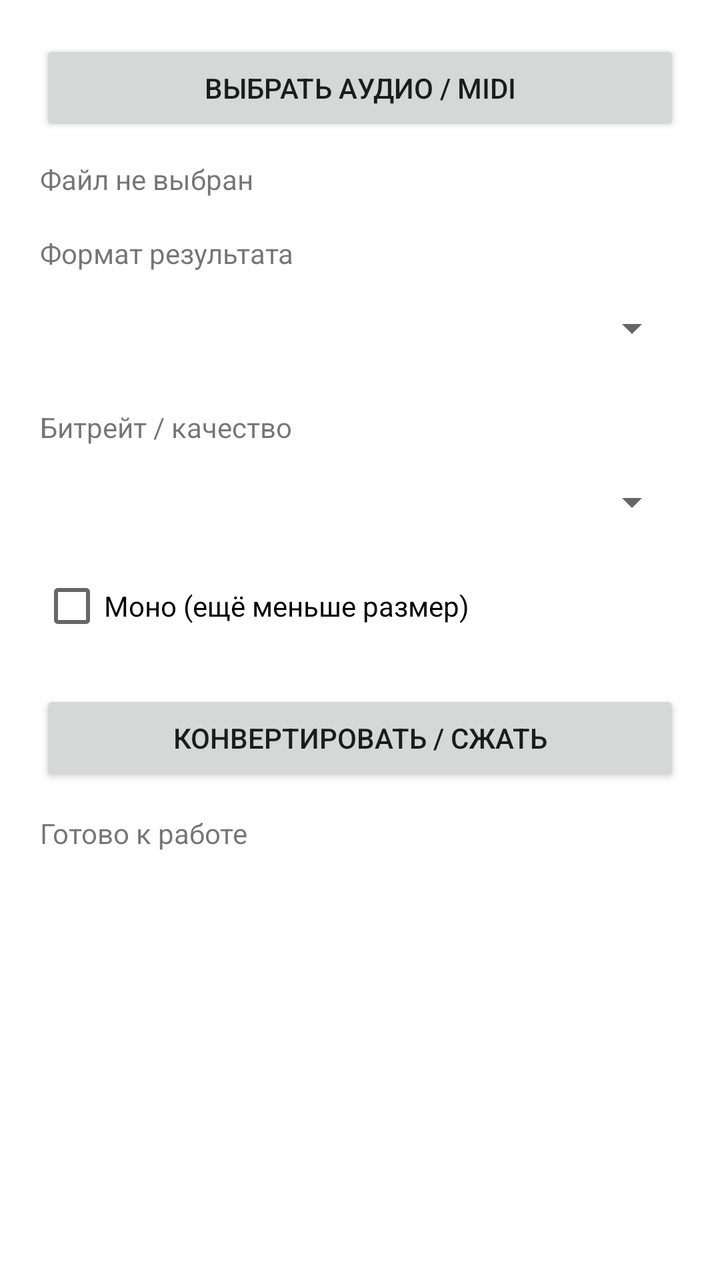
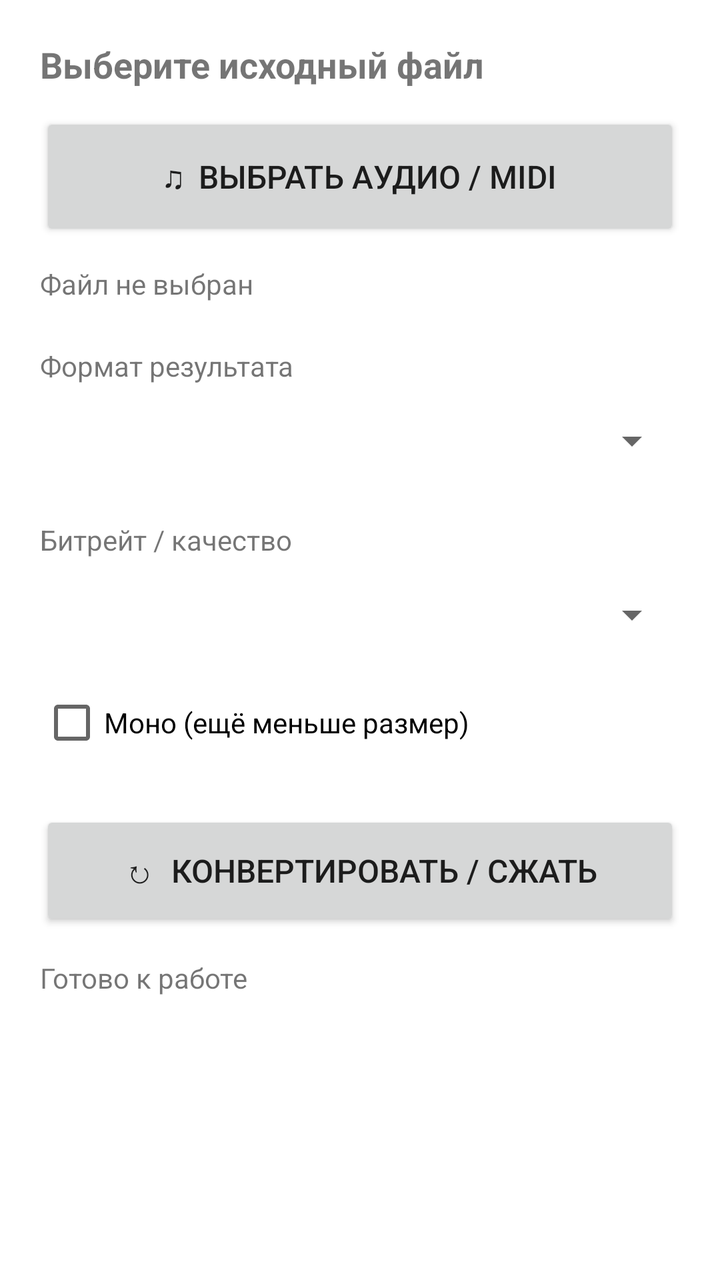

Before-and-after screenshots of an Android layout around one commit, followed by the original layout XML and the change that was made.
<!-- AndroidManifest.xml: application theme Theme.AudioConverter -->
<!-- res/layout/activity_main.xml -->
<?xml version="1.0" encoding="utf-8"?>
<ScrollView xmlns:android="http://schemas.android.com/apk/res/android" android:layout_width="match_parent" android:layout_height="match_parent"><LinearLayout android:orientation="vertical" android:padding="20dp" android:layout_width="match_parent" android:layout_height="wrap_content"><Button android:id="@+id/pickButton" android:text="Выбрать аудио / MIDI" android:layout_width="match_parent" android:layout_height="wrap_content"/><TextView android:id="@+id/fileText" android:text="Файл не выбран" android:paddingTop="12dp" android:layout_width="match_parent" android:layout_height="wrap_content"/><TextView android:text="Формат результата" android:paddingTop="18dp" android:layout_width="wrap_content" android:layout_height="wrap_content"/><Spinner android:id="@+id/formatSpinner" android:layout_width="match_parent" android:layout_height="56dp"/><TextView android:text="Битрейт / качество" android:paddingTop="12dp" android:layout_width="wrap_content" android:layout_height="wrap_content"/><Spinner android:id="@+id/bitrateSpinner" android:layout_width="match_parent" android:layout_height="56dp"/><CheckBox android:id="@+id/monoCheck" android:text="Моно (ещё меньше размер)" android:layout_width="wrap_content" android:layout_height="wrap_content"/><Button android:id="@+id/convertButton" android:text="Конвертировать / сжать" android:layout_marginTop="18dp" android:layout_width="match_parent" android:layout_height="wrap_content"/><ProgressBar android:id="@+id/progress" android:visibility="gone" android:layout_gravity="center" android:layout_marginTop="16dp" android:layout_width="wrap_content" android:layout_height="wrap_content"/><TextView android:id="@+id/statusText" android:text="Готово к работе" android:paddingTop="14dp" android:layout_width="match_parent" android:layout_height="wrap_content"/></LinearLayout></ScrollView>
<!-- resources referenced by this layout -->
<resources>
  <style name="Theme.AudioConverter" parent="Theme.MaterialComponents.DayNight.DarkActionBar"><item name="colorPrimary">#6750A4</item><item name="colorPrimaryVariant">#6750A4</item><item name="colorOnPrimary">#FFFFFF</item></style>
</resources>

<!-- the commit's change to res/layout/activity_main.xml (unified diff, before → after) -->
@@ -1,2 +1,2 @@
 <?xml version="1.0" encoding="utf-8"?>
-<ScrollView xmlns:android="http://schemas.android.com/apk/res/android" android:layout_width="match_parent" android:layout_height="match_parent"><LinearLayout android:orientation="vertical" android:padding="20dp" android:layout_width="match_parent" android:layout_height="wrap_content"><Button android:id="@+id/pickButton" android:text="Выбрать аудио / MIDI" android:layout_width="match_parent" android:layout_height="wrap_content"/><TextView android:id="@+id/fileText" android:text="Файл не выбран" android:paddingTop="12dp" android:layout_width="match_parent" android:layout_height="wrap_content"/><TextView android:text="Формат результата" android:paddingTop="18dp" android:layout_width="wrap_content" android:layout_height="wrap_content"/><Spinner android:id="@+id/formatSpinner" android:layout_width="match_parent" android:layout_height="56dp"/><TextView android:text="Битрейт / качество" android:paddingTop="12dp" android:layout_width="wrap_content" android:layout_height="wrap_content"/><Spinner android:id="@+id/bitrateSpinner" android:layout_width="match_parent" android:layout_height="56dp"/><CheckBox android:id="@+id/monoCheck" android:text="Моно (ещё меньше размер)" android:layout_width="wrap_content" android:layout_height="wrap_content"/><Button android:id="@+id/convertButton" android:text="Конвертировать / сжать" android:layout_marginTop="18dp" android:layout_width="match_parent" android:layout_height="wrap_content"/><ProgressBar android:id="@+id/progress" android:visibility="gone" android:layout_gravity="center" android:layout_marginTop="16dp" android:layout_width="wrap_content" android:layout_height="wrap_content"/><TextView android:id="@+id/statusText" android:text="Готово к работе" android:paddingTop="14dp" android:layout_width="match_parent" android:layout_height="wrap_content"/></LinearLayout></ScrollView>
+<ScrollView xmlns:android="http://schemas.android.com/apk/res/android" android:layout_width="match_parent" android:layout_height="match_parent" android:fitsSystemWindows="true"><LinearLayout android:orientation="vertical" android:padding="20dp" android:layout_width="match_parent" android:layout_height="wrap_content"><TextView android:text="Выберите исходный файл" android:textStyle="bold" android:textSize="18sp" android:layout_width="wrap_content" android:layout_height="wrap_content"/><Button android:id="@+id/pickButton" android:text="♫  ВЫБРАТЬ АУДИО / MIDI" android:textSize="16sp" android:minHeight="64dp" android:layout_marginTop="12dp" android:layout_width="match_parent" android:layout_height="wrap_content"/><TextView android:id="@+id/fileText" android:text="Файл не выбран" android:paddingTop="12dp" android:paddingBottom="10dp" android:layout_width="match_parent" android:layout_height="wrap_content"/><TextView android:text="Формат результата" android:paddingTop="12dp" android:layout_width="wrap_content" android:layout_height="wrap_content"/><Spinner android:id="@+id/formatSpinner" android:layout_width="match_parent" android:layout_height="56dp"/><TextView android:text="Битрейт / качество" android:paddingTop="12dp" android:layout_width="wrap_content" android:layout_height="wrap_content"/><Spinner android:id="@+id/bitrateSpinner" android:layout_width="match_parent" android:layout_height="56dp"/><CheckBox android:id="@+id/monoCheck" android:text="Моно (ещё меньше размер)" android:minHeight="52dp" android:layout_width="wrap_content" android:layout_height="wrap_content"/><Button android:id="@+id/convertButton" android:text="↻  КОНВЕРТИРОВАТЬ / СЖАТЬ" android:textSize="16sp" android:minHeight="60dp" android:layout_marginTop="18dp" android:layout_width="match_parent" android:layout_height="wrap_content"/><ProgressBar android:id="@+id/progress" android:visibility="gone" android:layout_gravity="center" android:layout_marginTop="16dp" android:layout_width="wrap_content" android:layout_height="wrap_content"/><TextView android:id="@+id/statusText" android:text="Готово к работе" android:paddingTop="14dp" android:paddingBottom="24dp" android:layout_width="match_parent" android:layout_height="wrap_content"/></LinearLayout></ScrollView>
